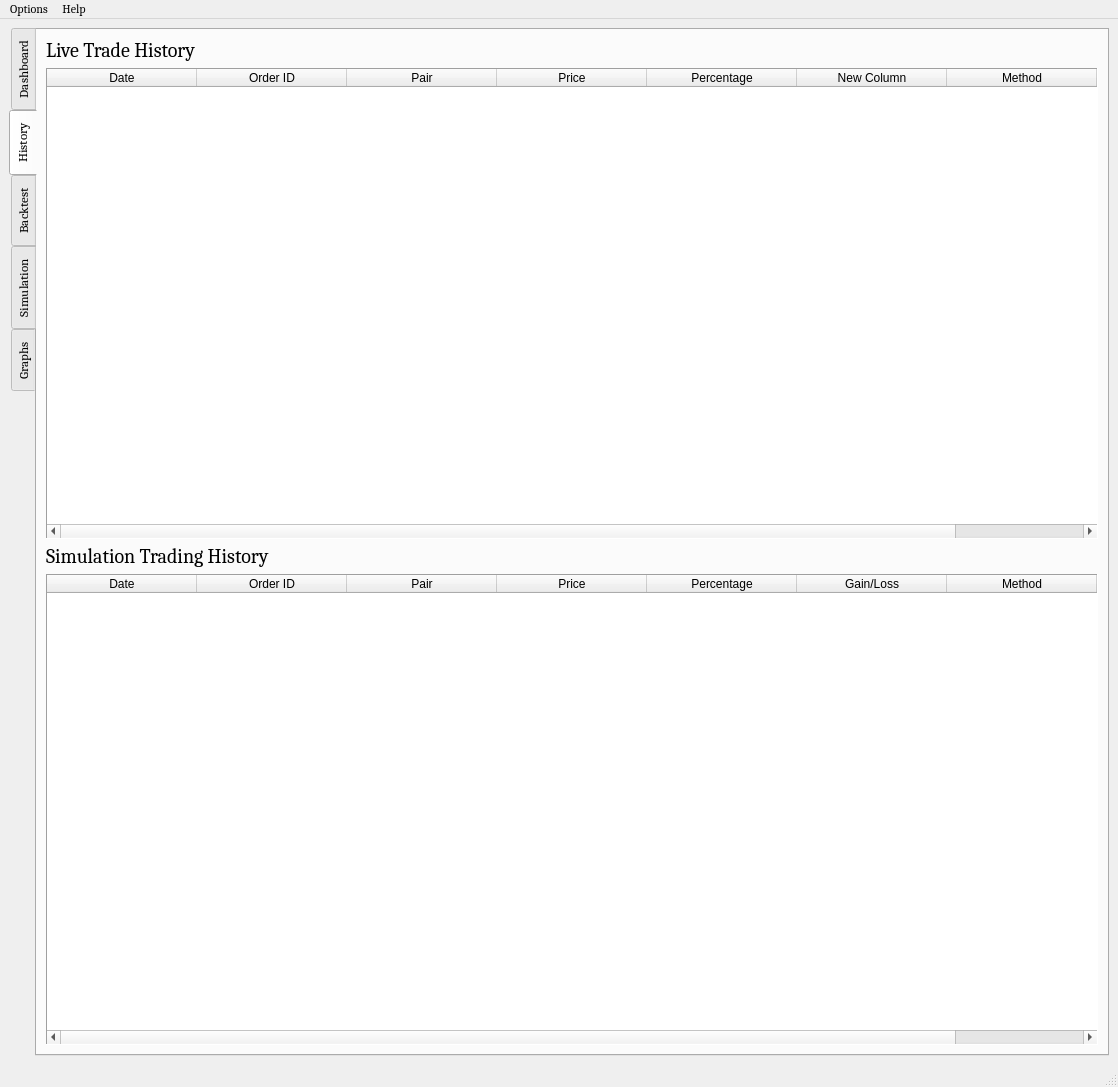
First picture: the form in UI/algobot.ui, repository ZENALC/algobot, before the edit.
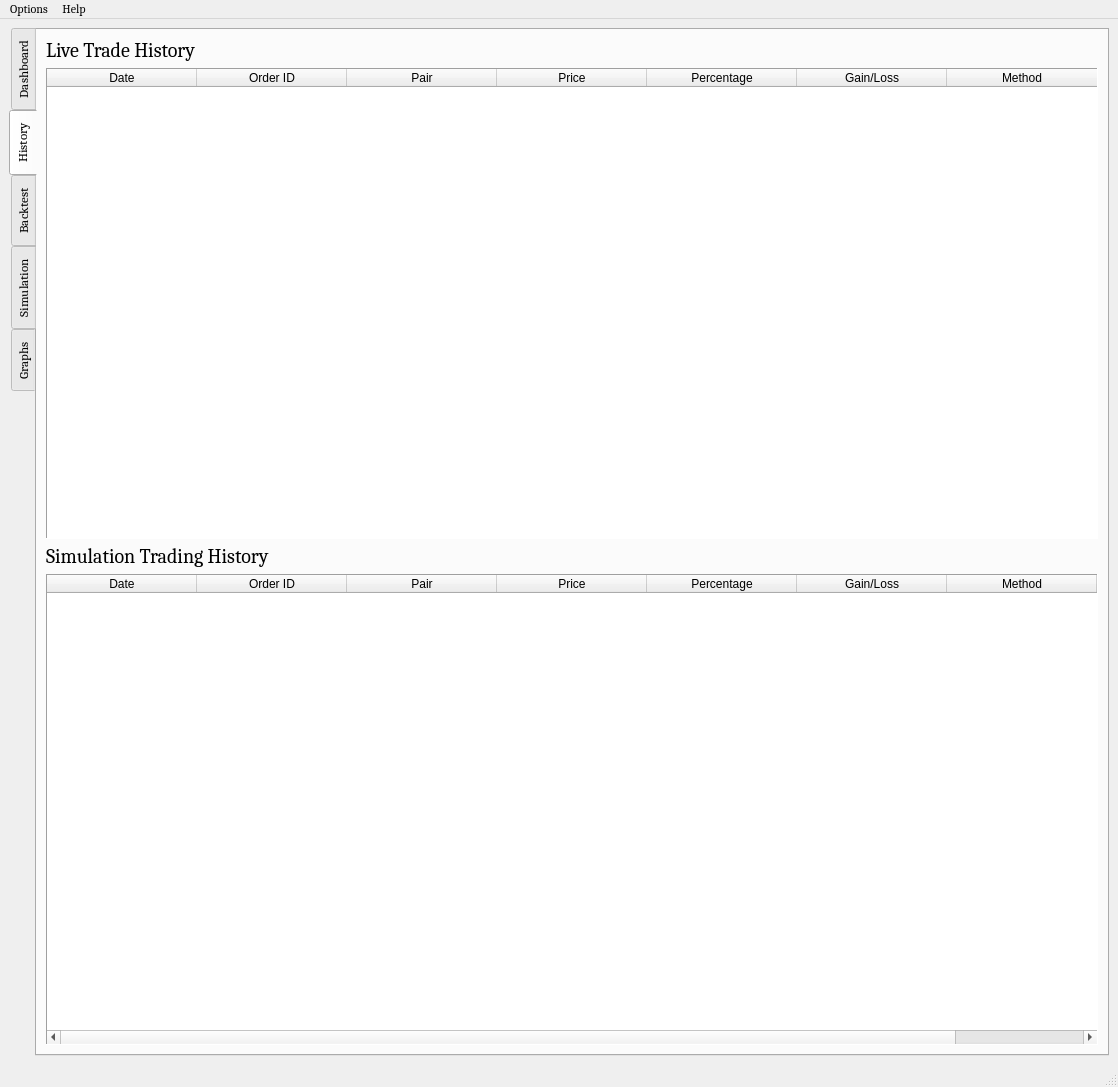
Second picture: the form after the edit. Icons and pictures are not drawn. Custom widgets are drawn as their Qt base class.

Diff of the .ui file:
```diff
--- a/UI/algobot.ui
+++ b/UI/algobot.ui
@@ -550,21 +550,16 @@
             <string>Percentage</string>
            </property>
           </column>
-          <column>
-           <property name="text">
-            <string>New Column</string>
-           </property>
-          </column>
-          <column>
-           <property name="text">
-            <string>Method</string>
-           </property>
-          </column>
           <column>
            <property name="text">
             <string>Gain/Loss</string>
            </property>
           </column>
+          <column>
+           <property name="text">
+            <string>Method</string>
+           </property>
+          </column>
          </widget>
         </item>
         <item row="2" column="0">
```
